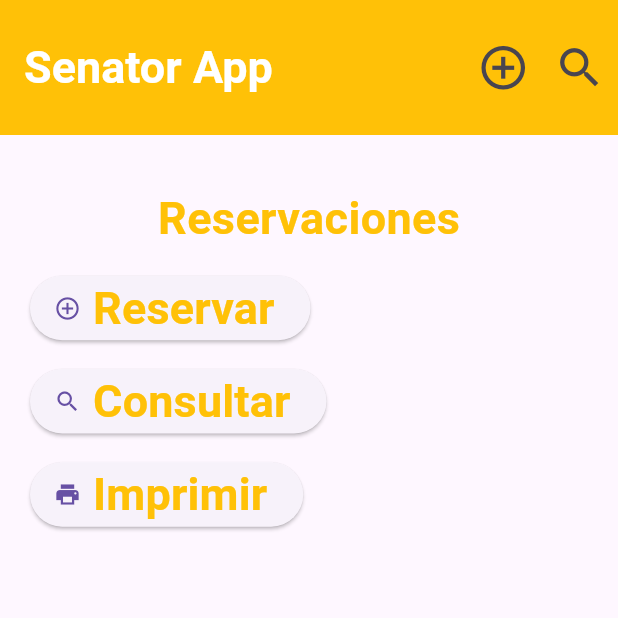
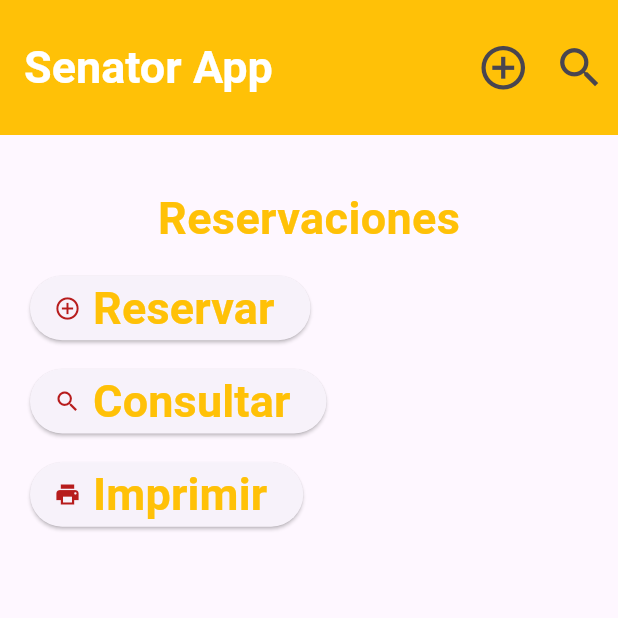
Before and after one commit to ErisonJays/restaurant_app, a Flutter app: the screen it shows after launch, on a phone screen of 412 x 824 dp, the top half of it. Run offline on Flutter 3.47's test engine with Material 3 defaults, Android fonts, the phone set to English and light mode, and no system bars; our stand-ins replace pdf, printing.

Commit message:
Color iconos

```diff
--- a/lib/widgets/botonesprincipal.dart
+++ b/lib/widgets/botonesprincipal.dart
@@ -32,7 +32,7 @@ class BotonesPrincipal extends StatelessWidget {
                },
 
                label:  const Text("Reservar", style: textoStilos, ),
-               icon: const Icon(Icons.add_circle_outline),),
+               icon:  Icon(Icons.add_circle_outline, color: Colors.red[900],),),
             ],
           ),
 
@@ -43,7 +43,7 @@ class BotonesPrincipal extends StatelessWidget {
               ElevatedButton.icon(onPressed: () {
                 Navigator.push(context, MaterialPageRoute(builder: (context)=>ConsultaScreen()));
               },label: const Text("Consultar", style: textoStilos,),
-              icon: const Icon(Icons.search),
+              icon: Icon(Icons.search, color: Colors.red[900],),
 
            ),]
           ),
@@ -55,7 +55,7 @@ class BotonesPrincipal extends StatelessWidget {
              ElevatedButton.icon(onPressed: () {
               Navigator.push(context, MaterialPageRoute(builder: (context)=>ConsultaScreen()));
              } , label: const Text("Imprimir", style: textoStilos,),
-             icon: const Icon(Icons.print),
+             icon:  Icon(Icons.print, color: Colors.red[900],),
              )
             ],
           ),
```
